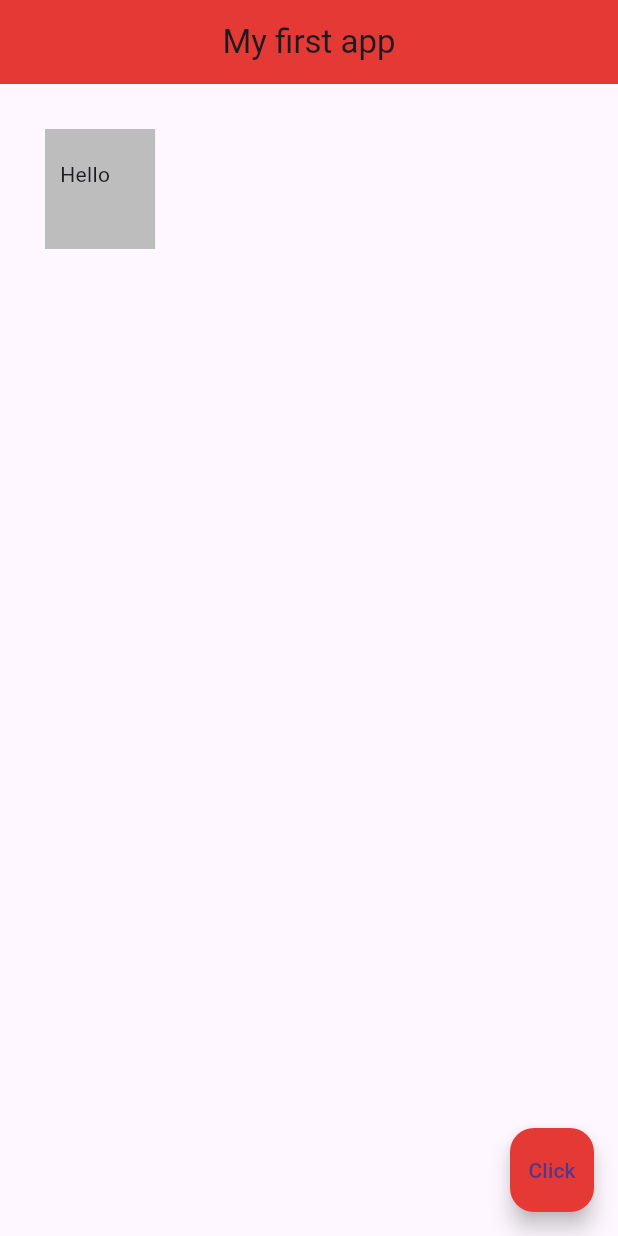
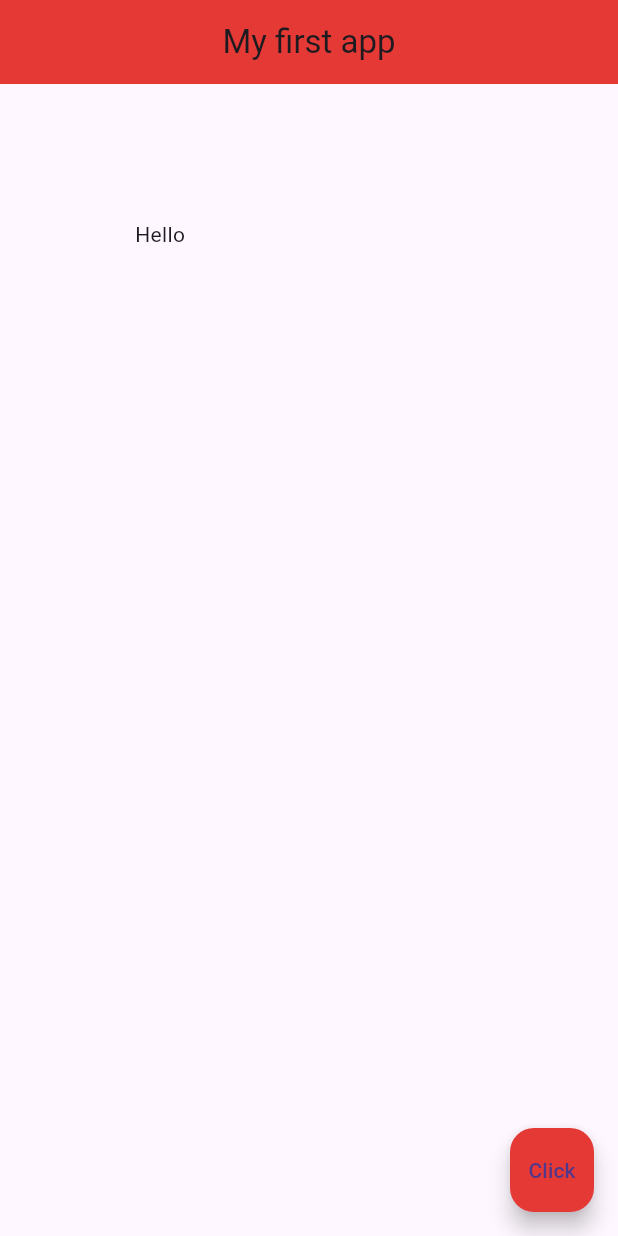
Before and after one commit to AhmadDaneil/tutorial, a Flutter app: the screen it shows after launch, on a phone screen of 412 x 824 dp. Run offline on Flutter 3.47's test engine with Material 3 defaults, Android fonts, the phone set to English and light mode, and no system bars.

Commit message:
Padding 2

```diff
--- a/lib/main.dart
+++ b/lib/main.dart
@@ -19,12 +19,8 @@ class Home extends StatelessWidget{
       centerTitle: true,
       backgroundColor: Colors.red[600],
     ),
-    body: Container(
-      //padding: EdgeInsets.all(20.0),
-      //padding: EdgeInsets.symmetric(horizontal:30.0, vertical: 10.0),
-      padding: EdgeInsets.fromLTRB(10.0,20.0,30.0,40.0),
-      margin: EdgeInsets.all(30.0),
-      color: Colors.grey[400],
+    body: Padding(
+      padding: EdgeInsets.all(90.0),
       child: Text('Hello'),
     ),
       floatingActionButton: FloatingActionButton(
```
